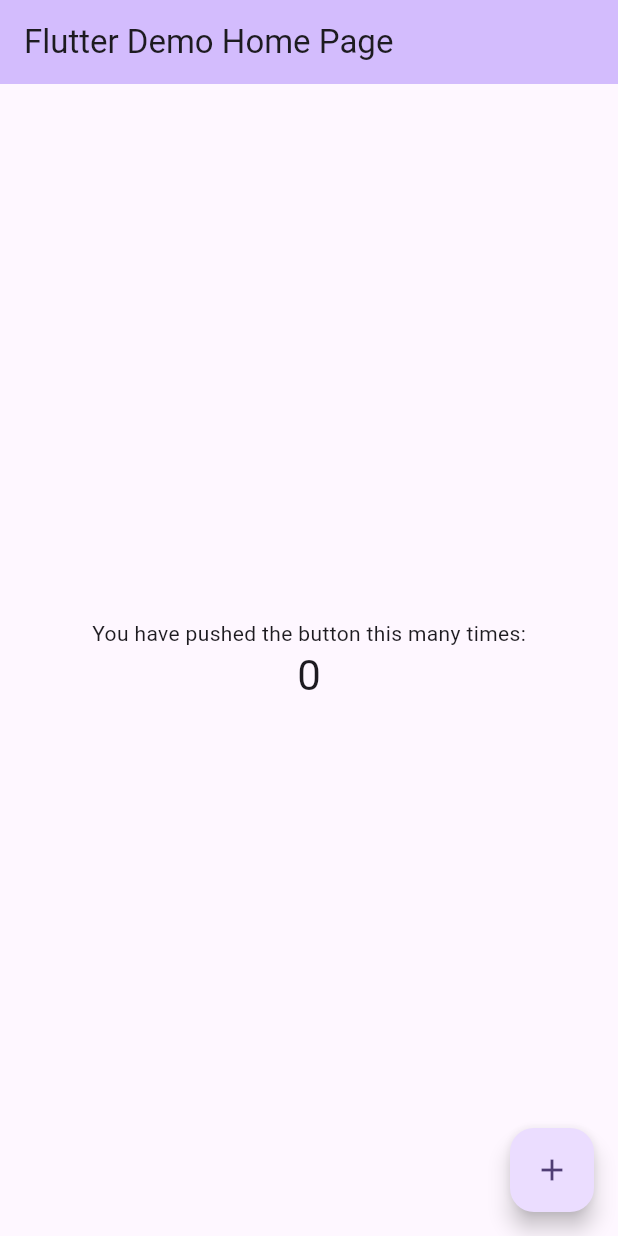
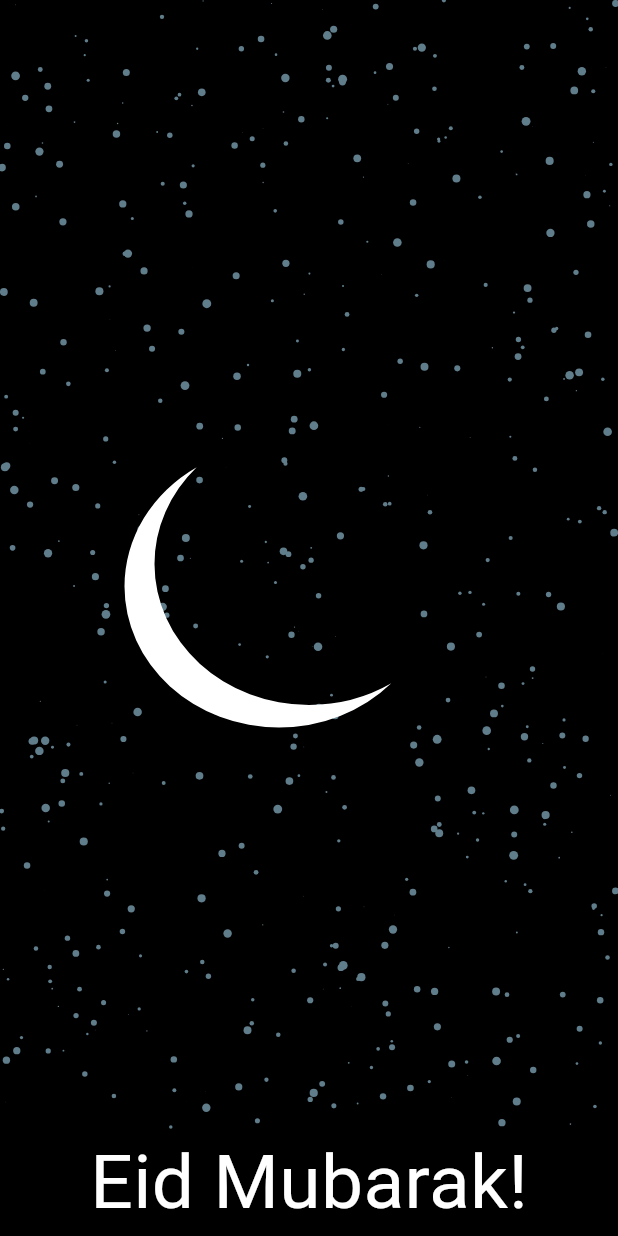
Before and after one commit to harunrasyid/flutter-particles, a Flutter app: the screen it shows after launch, on a phone screen of 412 x 824 dp. Run offline on Flutter 3.47's test engine with Material 3 defaults, Android fonts, the phone set to English and light mode, and no system bars.

Commit message:
- Feat: add particle and greeting message on the screen

```diff
--- a/lib/main.dart
+++ b/lib/main.dart
@@ -1,4 +1,5 @@
 import 'package:flutter/material.dart';
+import './my-painter.dart';
 
 void main() {
   runApp(const MyApp());
@@ -7,119 +8,12 @@ void main() {
 class MyApp extends StatelessWidget {
   const MyApp({super.key});
 
-  // This widget is the root of your application.
   @override
   Widget build(BuildContext context) {
-    return MaterialApp(
-      title: 'Flutter Demo',
-      theme: ThemeData(
-        // This is the theme of your application.
-        //
-        // TRY THIS: Try running your application with "flutter run". You'll see
-        // the application has a purple toolbar. Then, without quitting the app,
-        // try changing the seedColor in the colorScheme below to Colors.green
-        // and then invoke "hot reload" (save your changes or press the "hot
-        // reload" button in a Flutter-supported IDE, or press "r" if you used
-        // the command line to start the app).
-        //
-        // Notice that the counter didn't reset back to zero; the application
-        // state is not lost during the reload. To reset the state, use hot
-        // restart instead.
-        //
-        // This works for code too, not just values: Most code changes can be
-        // tested with just a hot reload.
-        colorScheme: ColorScheme.fromSeed(seedColor: Colors.deepPurple),
-        useMaterial3: true,
-      ),
-      home: const MyHomePage(title: 'Flutter Demo Home Page'),
+    return const MaterialApp(
+      title: 'Particles',
+      debugShowCheckedModeBanner: false,
+      home: MyPainter(),
     );
   }
 }
-
-class MyHomePage extends StatefulWidget {
-  const MyHomePage({super.key, required this.title});
-
-  // This widget is the home page of your application. It is stateful, meaning
-  // that it has a State object (defined below) that contains fields that affect
-  // how it looks.
-
-  // This class is the configuration for the state. It holds the values (in this
-  // case the title) provided by the parent (in this case the App widget) and
-  // used by the build method of the State. Fields in a Widget subclass are
-  // always marked "final".
-
-  final String title;
-
-  @override
-  State<MyHomePage> createState() => _MyHomePageState();
-}
-
-class _MyHomePageState extends State<MyHomePage> {
-  int _counter = 0;
-
-  void _incrementCounter() {
-    setState(() {
-      // This call to setState tells the Flutter framework that something has
-      // changed in this State, which causes it to rerun the build method below
-      // so that the display can reflect the updated values. If we changed
-      // _counter without calling setState(), then the build method would not be
-      // called again, and so nothing would appear to happen.
-      _counter++;
-    });
-  }
-
-  @override
-  Widget build(BuildContext context) {
-    // This method is rerun every time setState is called, for instance as done
-    // by the _incrementCounter method above.
-    //
-    // The Flutter framework has been optimized to make rerunning build methods
-    // fast, so that you can just rebuild anything that needs updating rather
-    // than having to individually change instances of widgets.
-    return Scaffold(
-      appBar: AppBar(
-        // TRY THIS: Try changing the color here to a specific color (to
-        // Colors.amber, perhaps?) and trigger a hot reload to see the AppBar
-        // change color while the other colors stay the same.
-        backgroundColor: Theme.of(context).colorScheme.inversePrimary,
-        // Here we take the value from the MyHomePage object that was created by
-        // the App.build method, and use it to set our appbar title.
-        title: Text(widget.title),
-      ),
-      body: Center(
-        // Center is a layout widget. It takes a single child and positions it
-        // in the middle of the parent.
-        child: Column(
-          // Column is also a layout widget. It takes a list of children and
-          // arranges them vertically. By default, it sizes itself to fit its
-          // children horizontally, and tries to be as tall as its parent.
-          //
-          // Column has various properties to control how it sizes itself and
-          // how it positions its children. Here we use mainAxisAlignment to
-          // center the children vertically; the main axis here is the vertical
-          // axis because Columns are vertical (the cross axis would be
-          // horizontal).
-          //
-          // TRY THIS: Invoke "debug painting" (choose the "Toggle Debug Paint"
-          // action in the IDE, or press "p" in the console), to see the
-          // wireframe for each widget.
-          mainAxisAlignment: MainAxisAlignment.center,
-          children: <Widget>[
-            const Text(
-              'You have pushed the button this many times:',
-            ),
-            Text(
-              '$_counter',
-              style: Theme.of(context).textTheme.headlineMedium,
-            ),
-          ],
-        ),
-      ),
-      floatingActionButton: FloatingActionButton(
-        onPressed: _incrementCounter,
-        tooltip: 'Increment',
-        child: const Icon(Icons.add),
-      ), // This trailing comma makes auto-formatting nicer for build methods.
-    );
-  }
-}
--- /dev/null
+++ b/lib/my-painter.dart
@@ -0,0 +1,95 @@
+import 'dart:math';
+import 'package:flutter/animation.dart';
+import 'package:flutter/material.dart';
+import './my-painter-canvas.dart';
+import './particle.dart';
+
+class MyPainter extends StatefulWidget {
+  const MyPainter({super.key});
+
+  @override
+  State<MyPainter> createState() => _MyPainterState();
+}
+
+Color getRandomColor(Random rgn) {
+  var a = rgn.nextInt(255);
+  var r = rgn.nextInt(255);
+  var g = rgn.nextInt(255);
+  var b = rgn.nextInt(255);
+  return Color.fromARGB(a, r, g, b);
+}
+
+const maxRadius = 3;
+const maxSpeed = 0.2;
+const maxTheta = 2.0 * pi;
+
+class _MyPainterState extends State<MyPainter>
+    with SingleTickerProviderStateMixin {
+  late List<Particle> particles;
+  late Animation<double> animation;
+  late AnimationController controller;
+
+  Random rgn = Random(DateTime.now().millisecondsSinceEpoch);
+
+  @override
+  void initState() {
+    super.initState();
+    controller =
+        AnimationController(vsync: this, duration: const Duration(seconds: 10));
+
+    animation = Tween<double>(begin: 0, end: 300).animate(controller)
+      ..addListener(() {
+        setState(() {});
+      })
+      ..addStatusListener((status) {
+        if (status == AnimationStatus.completed) {
+          controller.reverse();
+        } else if (status == AnimationStatus.dismissed) {
+          controller.forward();
+        }
+      });
+
+    controller.forward();
+
+    // Initialize particle
+    particles = List.generate(500, (index) {
+      var p = Particle();
+      p.color = Colors.blueGrey;
+      p.position = const Offset(-1, -1);
+      p.speed = rgn.nextDouble() * maxSpeed;
+      p.theta = rgn.nextDouble() * maxTheta;
+      p.radius = rgn.nextDouble() * maxRadius;
+
+      return p;
+    });
+  }
+
+  @override
+  void dispose() {
+    controller.dispose();
+    super.dispose();
+  }
+
+  @override
+  Widget build(BuildContext context) {
+    return Scaffold(
+      backgroundColor: Colors.black,
+      body: Center(
+        child: Column(
+          children: [
+            Expanded(
+              child: CustomPaint(
+                painter: MyPainterCanvas(rgn, particles, animation.value),
+                child: Container(),
+              ),
+            ),
+            const Text(
+              'Eid Mubarak!',
+              style: TextStyle(color: Colors.white, fontSize: 50),
+            ),
+          ],
+        ),
+      ),
+    );
+  }
+}
--- /dev/null
+++ b/lib/particle.dart
@@ -0,0 +1,10 @@
+import 'dart:ui';
+import 'package:flutter/material.dart';
+
+class Particle {
+  late Offset position;
+  late Color color;
+  late double speed;
+  late double theta;
+  late double radius;
+}
```
Also changed, not shown: lib/my-painter-canvas.dart (added, +65 -0 lines).
